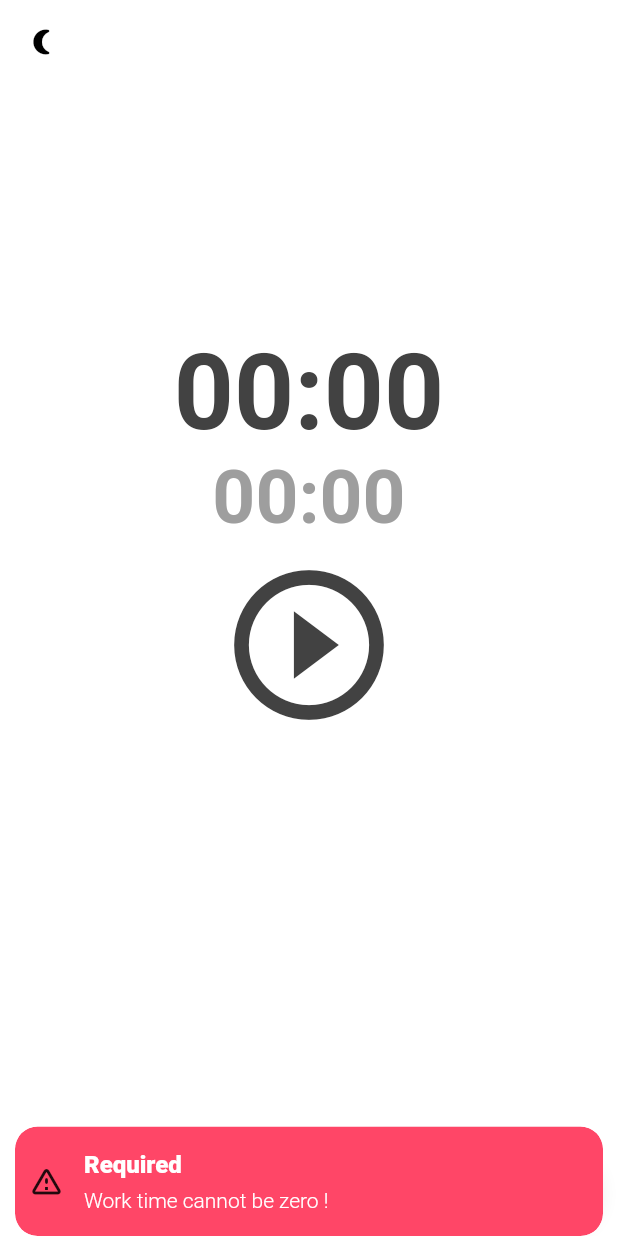
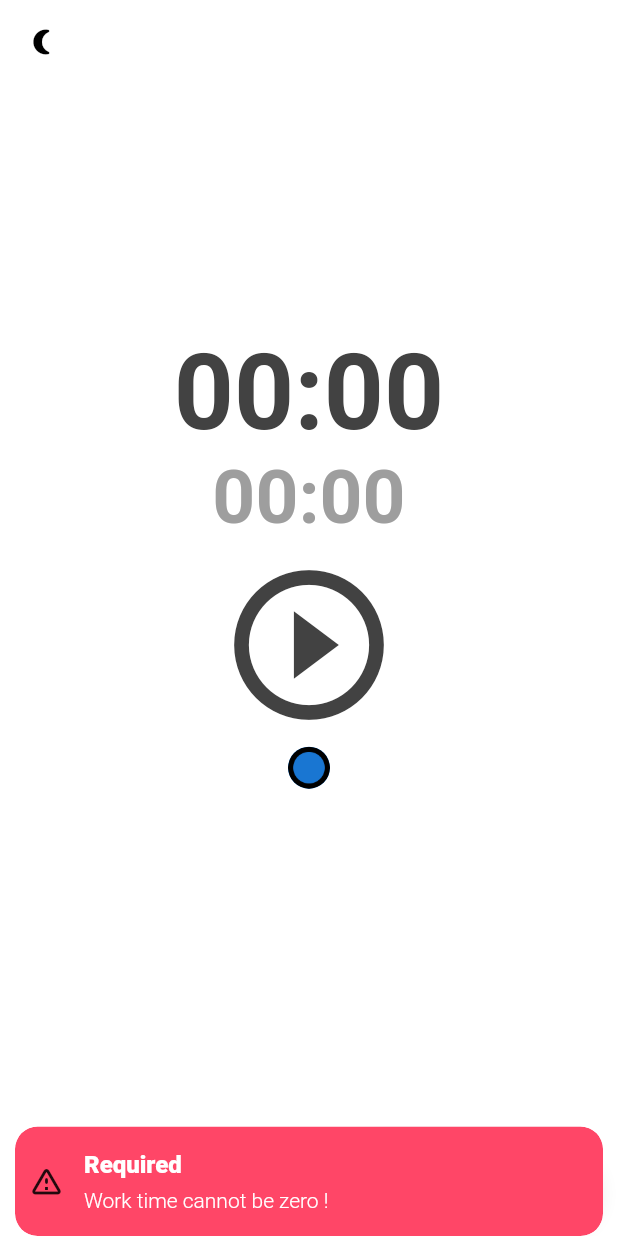
Before and after one commit to wnal4634/flutter_timer, a Flutter app: the screen it shows after launch, after a tap on the "play circle outline" icon, on a phone screen of 412 x 824 dp. Run offline on Flutter 3.47's test engine with Material 2 defaults, Android fonts, the phone set to English and light mode, and no system bars; our stand-ins replace audioplayers, get, get_storage, google_fonts, numberpicker.

Commit message:
소리넣는중

```diff
--- a/lib/main.dart
+++ b/lib/main.dart
@@ -4,9 +4,14 @@ import 'package:get_storage/get_storage.dart';
 import 'package:pomo_app/screens/home_screen.dart';
 import 'package:pomo_app/screens/theme.dart';
 import 'package:pomo_app/services/theme_services.dart';
+import 'package:flutter/services.dart';
 
 void main() async {
   await GetStorage.init();
+  // WidgetsFlutterBinding.ensureInitialized();
+  SystemChrome.setSystemUIOverlayStyle(const SystemUiOverlayStyle(
+    statusBarColor: Colors.transparent, // transparent status bar
+  ));
   runApp(const MyApp());
 }
 
--- a/lib/screens/home_screen.dart
+++ b/lib/screens/home_screen.dart
@@ -2,10 +2,10 @@ import 'package:flutter/material.dart';
 import 'package:get/get.dart';
 import 'package:google_fonts/google_fonts.dart';
 import 'package:numberpicker/numberpicker.dart';
-import 'package:pomo_app/services/noti_services.dart';
 import 'package:pomo_app/services/theme_services.dart';
 import 'dart:async';
 import 'package:pomo_app/screens/theme.dart';
+import 'package:audioplayers/audioplayers.dart';
 
 class HomeScreen extends StatefulWidget {
   const HomeScreen({super.key});
@@ -15,6 +15,7 @@ class HomeScreen extends StatefulWidget {
 }
 
 class _HomeScreenState extends State<HomeScreen> {
+  final player = AudioPlayer();
   var notifyHelper;
   int totalSeconds = 0;
   int totalRestSeconds = 0;
@@ -44,8 +45,13 @@ class _HomeScreenState extends State<HomeScreen> {
   int _currentRestMinValue = 0;
   int _currentRestSecValue = 0;
 
-  void onTick(Timer timer) {
+  void onTick(Timer timer) async {
     if (totalSeconds == 0) {
+      AudioPlayer().play(AssetSource('assets/sounds/bell.mp3'));
+      // notifyHelper.displayNotification(
+      //   title: 'Timer Finish',
+      //   body: "Timer's time is up",
+      // );
       if (totalRestSeconds == 0) {
         setState(() {
           isRunning = false;
@@ -122,9 +128,9 @@ class _HomeScreenState extends State<HomeScreen> {
   @override
   void initState() {
     super.initState();
-    notifyHelper = NotifyHelper();
-    notifyHelper.initializeNotification();
-    notifyHelper.requestIOSPermissions();
+    // notifyHelper = NotifyHelper();
+    // notifyHelper.initializeNotification();
+    // notifyHelper.requestIOSPermissions();
     setState(() {});
   }
 
@@ -199,6 +205,12 @@ class _HomeScreenState extends State<HomeScreen> {
                 ),
               ),
             ],
+          ),
+        ),
+        const Center(
+          child: CircleAvatar(
+            radius: 14,
+            backgroundImage: AssetImage('assets/rec_icon.png'),
           ),
         ),
       ],
--- a/lib/services/noti_services.dart
+++ b/lib/services/noti_services.dart
@@ -1,132 +1,135 @@
-import 'package:flutter/material.dart';
-import 'package:flutter_local_notifications/flutter_local_notifications.dart';
-import 'package:get/get.dart';
-import 'package:timezone/data/latest.dart' as tz;
+// import 'package:flutter/material.dart';
+// import 'package:flutter_local_notifications/flutter_local_notifications.dart';
+// import 'package:get/get.dart';
+// import 'package:timezone/data/latest.dart' as tz;
 
-class NotifyHelper {
-  FlutterLocalNotificationsPlugin flutterLocalNotificationsPlugin =
-      FlutterLocalNotificationsPlugin(); //
+// class NotifyHelper {
+//   FlutterLocalNotificationsPlugin flutterLocalNotificationsPlugin =
+//       FlutterLocalNotificationsPlugin(); //
 
-  initializeNotification() async {
-    tz.initializeTimeZones();
-    // final String timeZoneName = await FlutterNativeTimezone.getLocalTimezone();
-    // tz.setLocalLocation(tz.getLocation(timeZoneName));
-    final IOSInitializationSettings initializationSettingsIOS =
-        IOSInitializationSettings(
-      requestSoundPermission: false,
-      requestBadgePermission: false,
-      requestAlertPermission: false,
-      onDidReceiveLocalNotification: onDidReceiveLocalNotification,
-    );
+//   initializeNotification() async {
+//     tz.initializeTimeZones();
+//     // final String timeZoneName = await FlutterNativeTimezone.getLocalTimezone();
+//     // tz.setLocalLocation(tz.getLocation(timeZoneName));
+//     final IOSInitializationSettings initializationSettingsIOS =
+//         IOSInitializationSettings(
+//       requestSoundPermission: false,
+//       requestBadgePermission: false,
+//       requestAlertPermission: false,
+//       onDidReceiveLocalNotification: onDidReceiveLocalNotification,
+//     );
 
-    const AndroidInitializationSettings initializationSettingsAndroid =
-        AndroidInitializationSettings(
-      'appicon',
-    );
+//     const AndroidInitializationSettings initializationSettingsAndroid =
+//         AndroidInitializationSettings(
+//       'appicon',
+//     );
 
-    final InitializationSettings initializationSettings =
-        InitializationSettings(
-      iOS: initializationSettingsIOS,
-      android: initializationSettingsAndroid,
-    );
+//     final InitializationSettings initializationSettings =
+//         InitializationSettings(
+//       iOS: initializationSettingsIOS,
+//       android: initializationSettingsAndroid,
+//     );
 
-    await flutterLocalNotificationsPlugin.initialize(
-      initializationSettings,
-      onSelectNotification: selectNotification,
-    );
-  }
+//     await flutterLocalNotificationsPlugin.initialize(
+//       initializationSettings,
+//       onSelectNotification: selectNotification,
+//     );
+//   }
 
-  displayNotification({required String title, required String body}) async {
-    print("doing test");
-    var androidPlatformChannelSpecifics = const AndroidNotificationDetails(
-      'your channel id',
-      'your channel name',
-      importance: Importance.max,
-      priority: Priority.high,
-      icon: 'appicon',
-    );
-    var iOSPlatformChannelSpecifics = const IOSNotificationDetails();
-    var platformChannelSpecifics = NotificationDetails(
-      android: androidPlatformChannelSpecifics,
-      iOS: iOSPlatformChannelSpecifics,
-    );
-    await flutterLocalNotificationsPlugin.show(
-      0,
-      title,
-      body,
-      platformChannelSpecifics,
-      payload: 'It could be anything you pass',
-    );
-  }
+//   displayNotification({required String title, required String body}) async {
+//     var androidPlatformChannelSpecifics = const AndroidNotificationDetails(
+//       'your channel id',
+//       'your channel name',
+//       importance: Importance.max,
+//       priority: Priority.high,
+//       icon: 'appicon',
+//       channelShowBadge: true,
+//       enableVibration: false,
+//       visibility: NotificationVisibility.secret,
+//       timeoutAfter: 0,
+//     );
+//     var iOSPlatformChannelSpecifics = const IOSNotificationDetails();
+//     var platformChannelSpecifics = NotificationDetails(
+//       android: androidPlatformChannelSpecifics,
+//       iOS: iOSPlatformChannelSpecifics,
+//     );
+//     await flutterLocalNotificationsPlugin.show(
+//       0,
+//       title,
+//       body,
+//       platformChannelSpecifics,
+//       payload: 'It could be anything you pass',
+//     );
+//   }
 
-  // scheduledNotification() async {
-  //   await flutterLocalNotificationsPlugin.zonedSchedule(
-  //       0,
-  //       'scheduled title',
-  //       'theme changes 5 seconds ago',
-  //       tz.TZDateTime.now(tz.local)
-  //           .add(const Duration(days: 0, minutes: 0, seconds: 5)),
-  //       const NotificationDetails(
-  //           android: AndroidNotificationDetails(
-  //         'your channel id',
-  //         'your channel name',
-  //       )),
-  //       androidAllowWhileIdle: true,
-  //       uiLocalNotificationDateInterpretation:
-  //           UILocalNotificationDateInterpretation.absoluteTime);
-  // }
+//   // scheduledNotification() async {
+//   //   await flutterLocalNotificationsPlugin.zonedSchedule(
+//   //       0,
+//   //       'scheduled title',
+//   //       'theme changes 5 seconds ago',
+//   //       tz.TZDateTime.now(tz.local)
+//   //           .add(const Duration(days: 0, minutes: 0, seconds: 5)),
+//   //       const NotificationDetails(
+//   //           android: AndroidNotificationDetails(
+//   //         'your channel id',
+//   //         'your channel name',
+//   //       )),
+//   //       androidAllowWhileIdle: true,
+//   //       uiLocalNotificationDateInterpretation:
+//   //           UILocalNotificationDateInterpretation.absoluteTime);
+//   // }
 
-  void requestIOSPermissions() {
-    flutterLocalNotificationsPlugin
-        .resolvePlatformSpecificImplementation<
-            IOSFlutterLocalNotificationsPlugin>()
-        ?.requestPermissions(
-          alert: true,
-          badge: true,
-          sound: true,
-        );
-  }
+//   void requestIOSPermissions() {
+//     flutterLocalNotificationsPlugin
+//         .resolvePlatformSpecificImplementation<
+//             IOSFlutterLocalNotificationsPlugin>()
+//         ?.requestPermissions(
+//           alert: true,
+//           badge: true,
+//           sound: true,
+//         );
+//   }
 
-  Future selectNotification(String? payload) async {
-    if (payload != null) {
-      print('notification payload: $payload');
-    } else {
-      print("Notification Done");
-    }
-    Get.to(
-      () => Container(
-        color: Colors.white,
-      ),
-    );
-  }
+//   Future selectNotification(String? payload) async {
+//     if (payload != null) {
+//       print('notification payload: $payload');
+//     } else {
+//       print("Notification Done");
+//     }
+//     Get.to(
+//       () => Container(
+//         color: Colors.white,
+//       ),
+//     );
+//   }
 
-  Future onDidReceiveLocalNotification(
-      int id, String? title, String? body, String? payload) async {
-    // display a dialog with the notification details, tap ok to go to another page
-    // showDialog(
-    //   //context: context,
-    //   builder: (BuildContext context) => CupertinoAlertDialog(
-    //     title: Text(title),
-    //     content: Text(body),
-    //     actions: [
-    //       CupertinoDialogAction(
-    //         isDefaultAction: true,
-    //         child: Text('Ok'),
-    //         onPressed: () async {
-    //           Navigator.of(context, rootNavigator: true).pop();
-    //           await Navigator.push(
-    //             context,
-    //             MaterialPageRoute(
-    //               builder: (context) => SecondScreen(payload),
-    //             ),
-    //           );
-    //         },
-    //       )
-    //     ],
-    //   ),
-    // );
-    Get.dialog(
-      const Text('welcome to flutter'),
-    );
-  }
-}
+//   Future onDidReceiveLocalNotification(
+//       int id, String? title, String? body, String? payload) async {
+//     // display a dialog with the notification details, tap ok to go to another page
+//     // showDialog(
+//     //   //context: context,
+//     //   builder: (BuildContext context) => CupertinoAlertDialog(
+//     //     title: Text(title),
+//     //     content: Text(body),
+//     //     actions: [
+//     //       CupertinoDialogAction(
+//     //         isDefaultAction: true,
+//     //         child: Text('Ok'),
+//     //         onPressed: () async {
+//     //           Navigator.of(context, rootNavigator: true).pop();
+//     //           await Navigator.push(
+//     //             context,
+//     //             MaterialPageRoute(
+//     //               builder: (context) => SecondScreen(payload),
+//     //             ),
+//     //           );
+//     //         },
+//     //       )
+//     //     ],
+//     //   ),
+//     // );
+//     Get.dialog(
+//       const Text('welcome to flutter'),
+//     );
+//   }
+// }
```
Also changed, not shown: pubspec.yaml (+5 -4 lines), assets/rec_icon.png (added), pubspec.lock, 6 other files.
